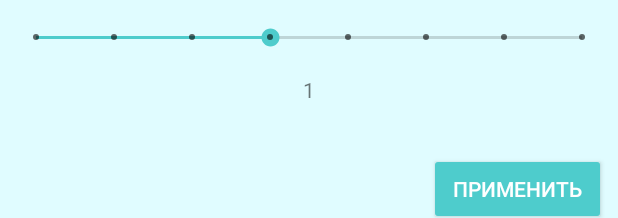
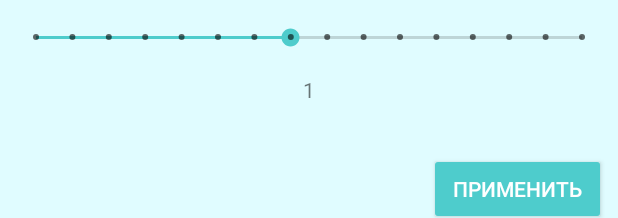
Before and after one commit to pavelapk/Editorium, an Android app: the layout fragment_scale_tool.xml on its own in the app's theme, with its tools: preview values and no code run, on a phone screen of 412 x 824 dp. Shown: the top 218 px of the screen. Run offline under Robolectric (Android 15) with nearby library versions, the light colour scheme and no system bars.

Commit message:
review fix scale seekBar

```diff
--- a/app/src/main/java/ru/imageella/editorium/tools/ScaleFragment.kt
+++ b/app/src/main/java/ru/imageella/editorium/tools/ScaleFragment.kt
@@ -128,12 +128,12 @@ class ScaleFragment : Fragment(R.layout.fragment_scale_tool), Algorithm {
         image?.setBitmap(
             Bitmap.createBitmap(newPixels, nw, nh, bmp.config)
         )
-        binding.ratioSeekBar.progress = 3 // 1.0x
+        binding.ratioSeekBar.progress = 7 // 1.0x
     }
 
 
     private fun setPreviewScale(ratio: Float) {
-        currentRatio = (ratio + 1) / 4
+        currentRatio = (ratio + 1) / 8
         image?.previewScale(currentRatio)
         binding.ratioTV.text = currentRatio.toString()
     }
--- a/app/src/main/java/ru/imageella/editorium/tools/SplineFragment.kt
+++ b/app/src/main/java/ru/imageella/editorium/tools/SplineFragment.kt
@@ -10,7 +10,9 @@ import ru.imageella.editorium.R
 import ru.imageella.editorium.databinding.FragmentSplineToolBinding
 import ru.imageella.editorium.interfaces.Algorithm
 import ru.imageella.editorium.interfaces.ImageHandler
-import kotlin.math.*
+import kotlin.math.abs
+import kotlin.math.pow
+import kotlin.math.round
 
 class SplineFragment : Fragment(R.layout.fragment_spline_tool), Algorithm {
 
--- a/app/src/main/res/layout/fragment_scale_tool.xml
+++ b/app/src/main/res/layout/fragment_scale_tool.xml
@@ -34,8 +34,8 @@
         android:layout_marginStart="8dp"
         android:layout_marginTop="16dp"
         android:layout_marginEnd="8dp"
-        android:max="7"
-        android:progress="3"
+        android:max="15"
+        android:progress="7"
         app:layout_constraintEnd_toEndOf="parent"
         app:layout_constraintHorizontal_bias="1.0"
         app:layout_constraintStart_toStartOf="parent"
```
